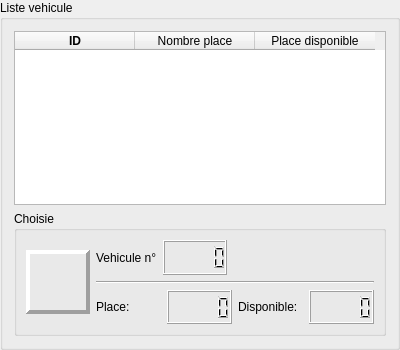
The window that src/views/VehicleList/VehicleListView.ui (DinaTolotra/QReservation) describes before a commit, drawn with Qt 5.
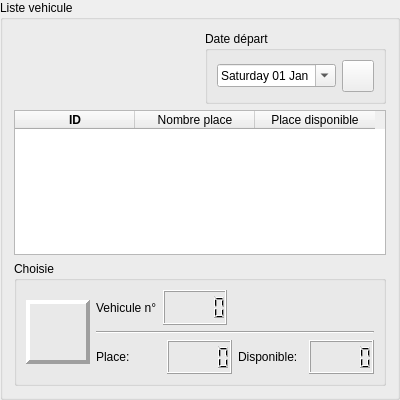
The same window after the commit. Icons and pictures are not drawn.

Commit message: list and filter vehicle

Diff of the .ui file:
```diff
--- a/src/views/VehicleList/VehicleListView.ui
+++ b/src/views/VehicleList/VehicleListView.ui
@@ -7,7 +7,7 @@
     <x>0</x>
     <y>0</y>
     <width>400</width>
-    <height>350</height>
+    <height>400</height>
    </rect>
   </property>
   <property name="sizePolicy">
@@ -19,13 +19,13 @@
   <property name="minimumSize">
    <size>
     <width>400</width>
-    <height>350</height>
+    <height>400</height>
    </size>
   </property>
   <property name="maximumSize">
    <size>
     <width>400</width>
-    <height>350</height>
+    <height>400</height>
    </size>
   </property>
   <property name="windowTitle">
@@ -35,6 +35,71 @@
    <string>Liste vehicule</string>
   </property>
   <layout class="QVBoxLayout" name="verticalLayout_2">
+   <item>
+    <layout class="QHBoxLayout" name="horizontalLayout_7">
+     <item>
+      <spacer name="horizontalSpacer">
+       <property name="orientation">
+        <enum>Qt::Orientation::Horizontal</enum>
+       </property>
+       <property name="sizeHint" stdset="0">
+        <size>
+         <width>40</width>
+         <height>20</height>
+        </size>
+       </property>
+      </spacer>
+     </item>
+     <item>
+      <widget class="QGroupBox" name="groupBox">
+       <property name="title">
+        <string>Date départ</string>
+       </property>
+       <layout class="QHBoxLayout" name="horizontalLayout_8">
+        <item>
+         <widget class="QDateEdit" name="dateDepIn">
+          <property name="displayFormat">
+           <string>dddd dd MMM</string>
+          </property>
+          <property name="calendarPopup">
+           <bool>true</bool>
+          </property>
+         </widget>
+        </item>
+        <item>
+         <widget class="QPushButton" name="searchBtn">
+          <property name="sizePolicy">
+           <sizepolicy hsizetype="Fixed" vsizetype="Fixed">
+            <horstretch>0</horstretch>
+            <verstretch>0</verstretch>
+           </sizepolicy>
+          </property>
+          <property name="minimumSize">
+           <size>
+            <width>32</width>
+            <height>32</height>
+           </size>
+          </property>
+          <property name="maximumSize">
+           <size>
+            <width>32</width>
+            <height>32</height>
+           </size>
+          </property>
+          <property name="text">
+           <string/>
+          </property>
+          <property name="icon">
+           <iconset resource="../../../res/ressources.qrc">
+            <normaloff>:/icons/icons/search.svg</normaloff>:/icons/icons/search.svg</iconset>
+          </property>
+         </widget>
+        </item>
+       </layout>
+      </widget>
+     </item>
+    </layout>
+   </item>
    <item>
     <widget class="QTableWidget" name="vehicleTable">
      <property name="horizontalScrollBarPolicy">
```
Left out of the diff: 4 changed lines with no effect on the pictures. The commit also changes 16 other files.
